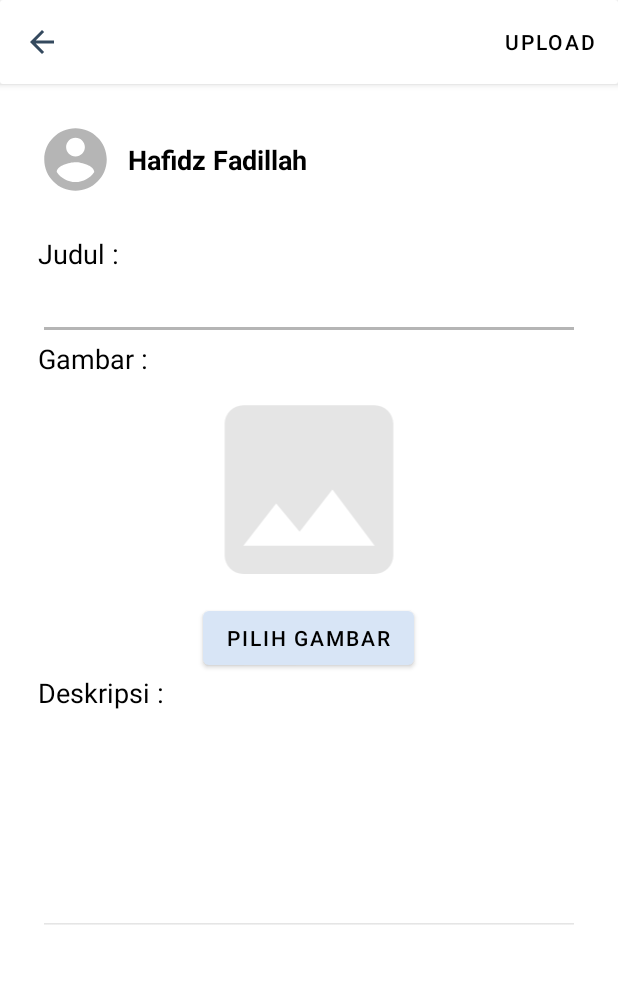
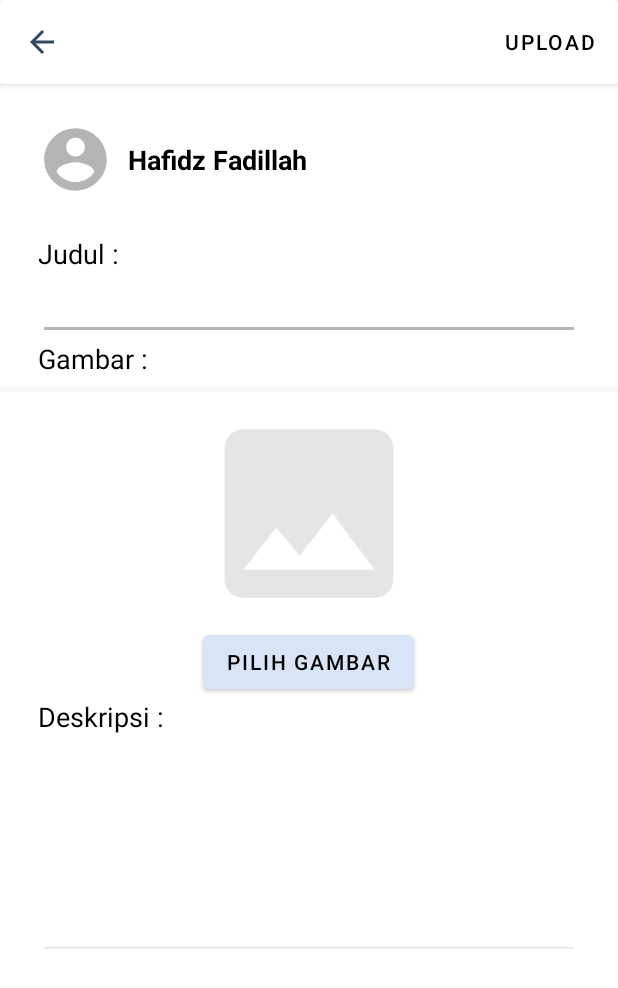
Before and after one commit to DelNight/Notify, an Android app: the FormForum screen opened directly, with no data from a screen before it, after a tap on "UPLOAD", on a phone screen of 412 x 824 dp. Shown: the top 988 px of the screen. Run offline under Robolectric (Android 15) with nearby library versions, the light colour scheme and no system bars; our stand-ins replace Firebase (no records; nobody signed in at launch, a user with empty details on screens opened directly); pictures from the network do not load; 1 statement that could not run was skipped.

```diff
--- a/app/src/main/java/com/diazs/notify/FormForum.java
+++ b/app/src/main/java/com/diazs/notify/FormForum.java
@@ -74,6 +74,7 @@ public class FormForum extends AppCompatActivity {
 //        loading.playAnimation();
 //        loading.setVisibility(View.VISIBLE);
         tvNama = findViewById(R.id.name);
+        progressBar = findViewById(R.id.progressBar);
 
 
         FirebaseDatabase.getInstance().getReference("users").child(FirebaseAuth.getInstance().getCurrentUser().getUid()).addListenerForSingleValueEvent(new ValueEventListener() {
@@ -113,11 +114,9 @@ public class FormForum extends AppCompatActivity {
             @Override
             public void onClick(View view) {
                 Forum forum = new Forum();
-                Date c = Calendar.getInstance().getTime();
-                SimpleDateFormat sdf = new SimpleDateFormat("dd-MM-yyyy", Locale.getDefault());
-                String formatdate = sdf.format(c);
                 imgGambar.setDrawingCacheEnabled(true);
                 imgGambar.buildDrawingCache();
+                try {
                     Bitmap bitmap = ((BitmapDrawable) imgGambar.getDrawable()).getBitmap();
                     ByteArrayOutputStream stream = new ByteArrayOutputStream();
 
@@ -128,38 +127,14 @@ public class FormForum extends AppCompatActivity {
                     //Lokasi lengkap dimana gambar akan disimpan
                     String namaFile = UUID.randomUUID()+".jpg";
                     String pathImage = "File/"+namaFile;
-
                     UploadTask uploadTask = reference.child(pathImage).putBytes(bytes);
-                uploadTask.addOnProgressListener(new OnProgressListener<UploadTask.TaskSnapshot>() {
-                    @Override
-                    public void onProgress(@NonNull UploadTask.TaskSnapshot snapshot) {
-                        progressBar.setVisibility(View.VISIBLE);
-                    }
-                });
                     uploadTask.addOnSuccessListener(new OnSuccessListener<UploadTask.TaskSnapshot>() {
                         @Override
                         public void onSuccess(UploadTask.TaskSnapshot taskSnapshot) {
                             progressBar.setVisibility(View.GONE);
+                            forum.setLinkImg(taskSnapshot.getUploadSessionUri().toString());
+                            uploadForumData(forum);
 //                        Toast.makeText(FormForum.this, "Uploading Berhasil", Toast.LENGTH_SHORT).show();
-                        String judulPostingan = inpJudul.getText().toString();
-                        String deskripsi =  inpDeskripsi.getText().toString();
-                        FirebaseUser aut = FirebaseAuth.getInstance().getCurrentUser();
-                        forum.setAuthor(aut.getUid());
-                        forum.setJudul(judulPostingan);
-                        forum.setDeskripsi(deskripsi);
-                        forum.setTanggalUpload(formatdate);
-                        String key = dbForum.push().getKey();
-                        forum.setIdForum(key);
-                        forum.setLinkImg(taskSnapshot.getUploadSessionUri().toString());
-                        dbForum.child(key).setValue(forum).addOnSuccessListener(new OnSuccessListener<Void>() {
-                            @Override
-                            public void onSuccess(Void aVoid) {
-                                Toast.makeText(FormForum.this,"Forum Berhasil Dipost", Toast.LENGTH_LONG).show();
-                                inpJudul.setText("");
-                                inpDeskripsi.setText("");
-
-                            }
-                        });
                         }
                     }).addOnFailureListener(new OnFailureListener() {
                         @Override
@@ -176,6 +151,11 @@ public class FormForum extends AppCompatActivity {
                             progressBar.setProgress((int) progress);
                         }
                     });
+                }catch (Exception e){
+                    System.out.println("Error : "+ e.getMessage() + " (tidak ada foto)");
+                    uploadForumData(forum);
+                }
+
             }
         });
     }
@@ -205,6 +185,32 @@ public class FormForum extends AppCompatActivity {
         dialog.create();
         dialog.show();
     }
+
+    public void uploadForumData(Forum forum){
+
+        Date c = Calendar.getInstance().getTime();
+        SimpleDateFormat sdf = new SimpleDateFormat("dd-MM-yyyy", Locale.getDefault());
+        String formatdate = sdf.format(c);
+        String judulPostingan = inpJudul.getText().toString();
+        String deskripsi =  inpDeskripsi.getText().toString();
+        FirebaseUser aut = FirebaseAuth.getInstance().getCurrentUser();
+        forum.setAuthor(aut.getUid());
+        forum.setJudul(judulPostingan);
+        forum.setDeskripsi(deskripsi);
+        forum.setTanggalUpload(formatdate);
+        String key = dbForum.push().getKey();
+        forum.setIdForum(key);
+        dbForum.child(key).setValue(forum).addOnSuccessListener(new OnSuccessListener<Void>() {
+            @Override
+            public void onSuccess(Void aVoid) {
+                Toast.makeText(FormForum.this,"Forum Berhasil Dipost", Toast.LENGTH_LONG).show();
+                inpJudul.setText("");
+                inpDeskripsi.setText("");
+
+            }
+        });
+    }
+
     @Override
     protected void onActivityResult(int requestCode, int resultCode, Intent data) {
         super.onActivityResult(requestCode, resultCode, data);
--- a/app/src/main/res/layout/activity_form_forum.xml
+++ b/app/src/main/res/layout/activity_form_forum.xml
@@ -72,6 +72,13 @@
         android:textSize="18dp"
         android:textColor="@color/color10"/>
 
+    <ProgressBar
+        android:id="@+id/progressBar"
+        style="?android:attr/progressBarStyleHorizontal"
+        android:layout_width="match_parent"
+        android:layout_gravity="center_vertical"
+        android:layout_height="wrap_content"/>
+
     <ImageView
         android:id="@+id/img_forum"
         android:layout_width="match_parent"
@@ -104,6 +111,4 @@
         android:gravity="top"
         android:layout_marginHorizontal="25dp"/>
 
-
-
 </LinearLayout>
```
Lines whose indentation alone changed are shown as unchanged.
